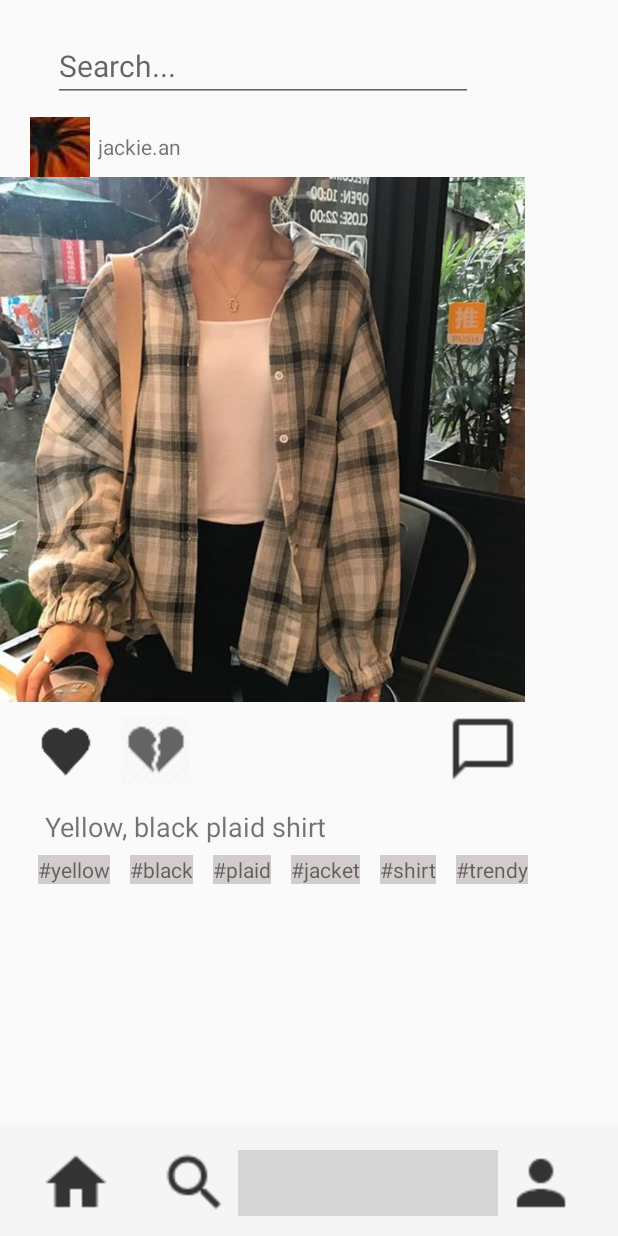
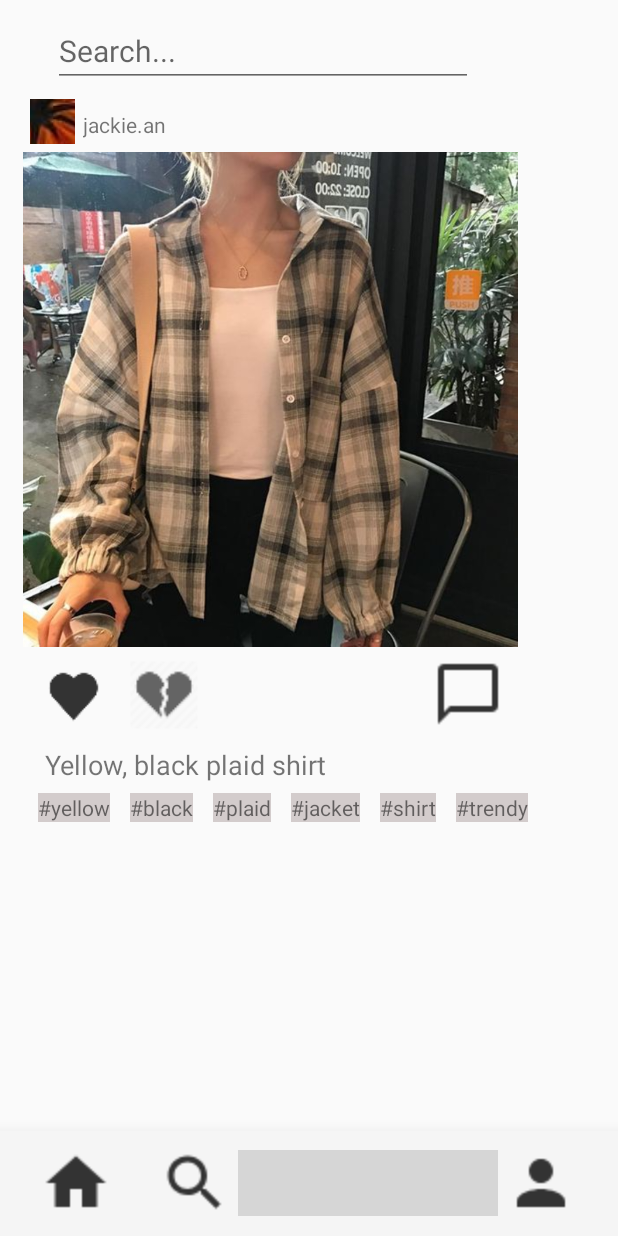
Before and after one commit to sliu7714/xenia_ellehacks, an Android app: the screen it shows after launch (HomeActivity), after a tap on an icon or button, on a phone screen of 412 x 824 dp. Run offline under Robolectric (Android 15) with nearby library versions, the phone set to English and light mode, and no system bars; grey boxes are pictures that could not be loaded.

Commit message:
some stuff

```diff
--- a/app/src/main/AndroidManifest.xml
+++ b/app/src/main/AndroidManifest.xml
@@ -1,7 +1,6 @@
 <?xml version="1.0" encoding="utf-8"?>
 <manifest xmlns:android="http://schemas.android.com/apk/res/android"
-    package="com.example.ellehacks"
-    xmlns:tools="http://schemas.android.com/tools">
+    package="com.example.ellehacks">
 
     <application
         android:allowBackup="true"
@@ -9,18 +8,19 @@
         android:label="xenia"
         android:roundIcon="@mipmap/logo_round"
         android:supportsRtl="true"
-        tools:ignore="GoogleAppIndexingWarning"
         android:theme="@style/AppTheme">
 
         <activity
             android:name=".HomeActivity"
             android:label="xenia"
+            android:windowSoftInputMode="adjustPan"
             android:theme="@style/AppTheme.NoActionBar">
             <intent-filter>
                 <action android:name="android.intent.action.MAIN" />
 
                 <category android:name="android.intent.category.LAUNCHER" />
             </intent-filter>
+
         </activity>
     </application>
 
--- a/app/src/main/res/layout/fragment_explore.xml
+++ b/app/src/main/res/layout/fragment_explore.xml
@@ -17,7 +17,7 @@
         android:ems="12"
         android:hint="Search..."
         android:inputType="textPersonName"
-        android:paddingTop="30sp"
+        android:paddingTop="20sp"
         android:textSize="20dp"
         />
 
@@ -28,10 +28,11 @@
 
         <ImageButton
             android:id="@+id/post_profile_pic"
-            android:layout_width="40dp"
-            android:layout_height="40dp"
+            android:layout_width="30dp"
+            android:layout_height="30dp"
             android:layout_marginLeft="20dp"
-            android:layout_marginTop="10dp"
+            android:layout_marginTop="8dp"
+            android:layout_marginBottom="5dp"
             app:srcCompat="@drawable/profile_pic_flower" />
 
         <TextView
@@ -39,14 +40,15 @@
             android:layout_width="wrap_content"
             android:layout_height="wrap_content"
             android:layout_marginLeft="5dp"
-            android:layout_marginTop="20dp"
+            android:layout_marginTop="15dp"
             android:layout_toRightOf="@id/post_profile_pic"
             android:text="jackie.an" />
 
         <ImageView
             android:id="@+id/post_image"
-            android:layout_width="350dp"
-            android:layout_height="350dp"
+            android:layout_marginLeft="15dp"
+            android:layout_width="330dp"
+            android:layout_height="330dp"
             android:layout_below="@id/post_profile_pic"
             app:srcCompat="@drawable/shirt_post_1" />
 
@@ -56,7 +58,7 @@
             android:layout_width="wrap_content"
             android:layout_height="wrap_content"
             android:layout_below="@id/post_image"
-            android:layout_marginLeft="20dp"
+            android:layout_marginLeft="25dp"
             android:layout_marginTop="11dp"
             android:layout_marginBottom="5dp"
             android:backgroundTint="@color/Transparent"
@@ -105,7 +107,7 @@
             android:layout_height="wrap_content"
             android:layout_below="@id/profile_btn"
             android:layout_marginLeft="30dp"
-            android:layout_marginTop="10dp"
+            android:layout_marginTop="5dp"
             android:layout_marginBottom="5dp"
             android:text="Yellow, black plaid shirt"
             android:textSize="18sp" />
@@ -116,7 +118,7 @@
             android:layout_width="wrap_content"
             android:layout_height="wrap_content"
             android:layout_below="@id/post_image"
-            android:layout_marginLeft="310dp"
+            android:layout_marginLeft="300dp"
             android:layout_marginTop="19dp"
             android:layout_marginBottom="5dp"
             android:background="@color/Transparent"
```
